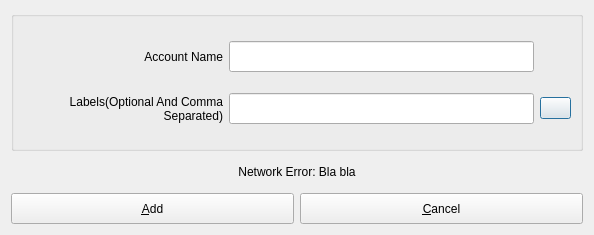
Before: the Qt Designer form src/addaccount.ui in mhogomchungu/qCheckGMail, drawn with Qt 5.
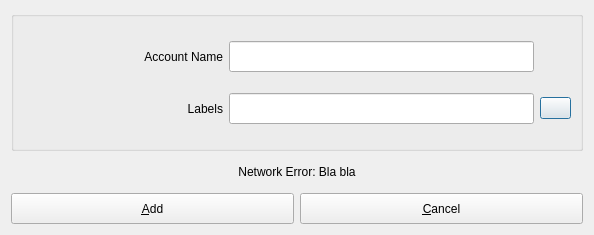
After: the same form once the commit is applied.

Commit message: update translatable strings

Diff of the .ui file:
```diff
--- a/src/addaccount.ui
+++ b/src/addaccount.ui
@@ -77,7 +77,7 @@
          </size>
         </property>
         <property name="text">
-         <string>Labels(Optional And Comma Separated)</string>
+         <string>Labels</string>
         </property>
         <property name="alignment">
          <set>Qt::AlignRight|Qt::AlignTrailing|Qt::AlignVCenter</set>
```
